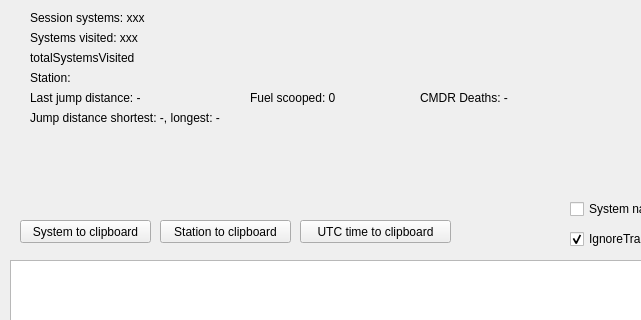
SnakeManPMC/elite-EliteLog, file mainwindow.ui: the form before one commit; both pictures show x 0 to 641 and y 0 to 320 of the 840 by 606 pixel window.
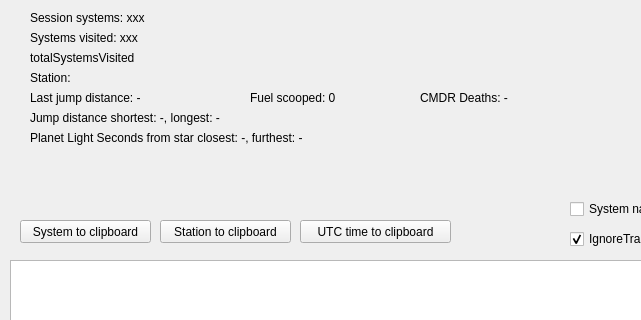
The form after the commit.

```diff
--- a/mainwindow.ui
+++ b/mainwindow.ui
@@ -196,6 +196,19 @@
      <string>Jump distance shortest: -, longest: -</string>
     </property>
    </widget>
+   <widget class="QLabel" name="DistanceLSRecords">
+    <property name="geometry">
+     <rect>
+      <x>30</x>
+      <y>130</y>
+      <width>481</width>
+      <height>16</height>
+     </rect>
+    </property>
+    <property name="text">
+     <string>Planet Light Seconds from star closest: -, furthest: -</string>
+    </property>
+   </widget>
   </widget>
   <widget class="QMenuBar" name="menuBar">
    <property name="geometry">
```
